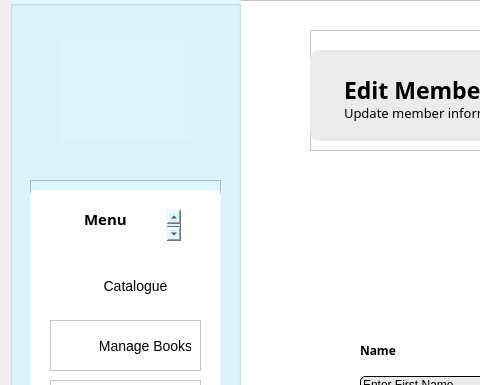
This is admineditmemberdetails.ui in TenacioussD/library_information_system as Qt 5 draws it before an edit; both pictures show x 0 to 480 and y 0 to 385 of the 1019 by 670 pixel window. The edited form follows.
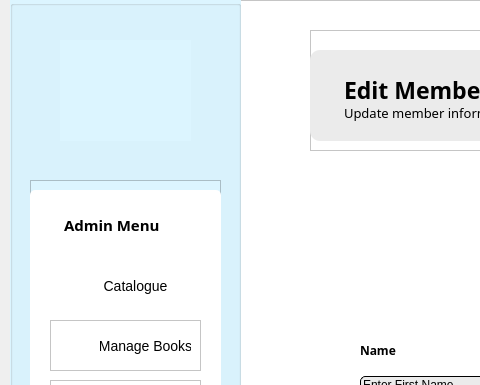
This is the edited form. Icons and pictures are not drawn.

Commit message: Testing failure, code couldn't find user sucessfully

The edit to the form file:
```diff
--- a/admineditmemberdetails.ui
+++ b/admineditmemberdetails.ui
@@ -100,9 +100,9 @@
      <widget class="QPlainTextEdit" name="plainTextEdit_6">
       <property name="geometry">
        <rect>
-        <x>50</x>
+        <x>30</x>
         <y>30</y>
-        <width>101</width>
+        <width>151</width>
         <height>31</height>
        </rect>
       </property>
```
The commit also changes 2 other files.
